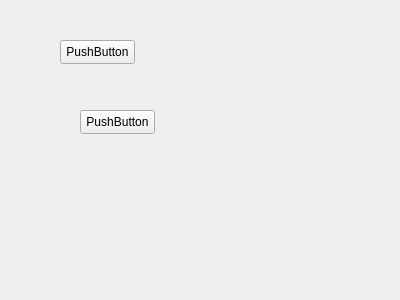
Old version of the form mainwindow.ui in the repository Yanzzp/cpp-tools.
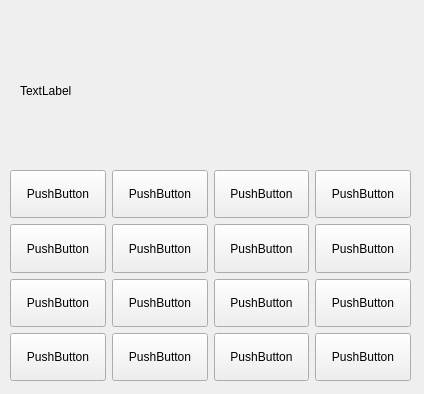
New version of the form.

Commit message: update the function name of the multithread

```diff
--- a/mainwindow.ui
+++ b/mainwindow.ui
@@ -6,38 +6,245 @@
    <rect>
     <x>0</x>
     <y>0</y>
-    <width>400</width>
-    <height>300</height>
+    <width>424</width>
+    <height>394</height>
    </rect>
   </property>
   <property name="windowTitle">
    <string>MainWindow</string>
   </property>
-  <widget class="QPushButton" name="pushButton">
+  <widget class="QLabel" name="label">
    <property name="geometry">
     <rect>
-     <x>60</x>
-     <y>40</y>
-     <width>75</width>
-     <height>24</height>
+     <x>20</x>
+     <y>20</y>
+     <width>391</width>
+     <height>141</height>
     </rect>
    </property>
    <property name="text">
-    <string>PushButton</string>
+    <string>TextLabel</string>
    </property>
   </widget>
-  <widget class="QPushButton" name="pushButton_2">
+  <widget class="QWidget" name="">
    <property name="geometry">
     <rect>
-     <x>80</x>
-     <y>110</y>
-     <width>75</width>
-     <height>24</height>
+     <x>10</x>
+     <y>170</y>
+     <width>401</width>
+     <height>211</height>
     </rect>
    </property>
-   <property name="text">
-    <string>PushButton</string>
-   </property>
+   <layout class="QGridLayout" name="gridLayout">
+    <item row="0" column="0">
+     <widget class="QPushButton" name="pushButton_15">
+      <property name="sizePolicy">
+       <sizepolicy hsizetype="Minimum" vsizetype="Minimum">
+        <horstretch>0</horstretch>
+        <verstretch>0</verstretch>
+       </sizepolicy>
+      </property>
+      <property name="text">
+       <string>PushButton</string>
+      </property>
+     </widget>
+    </item>
+    <item row="0" column="1">
+     <widget class="QPushButton" name="pushButton_13">
+      <property name="sizePolicy">
+       <sizepolicy hsizetype="Minimum" vsizetype="Minimum">
+        <horstretch>0</horstretch>
+        <verstretch>0</verstretch>
+       </sizepolicy>
+      </property>
+      <property name="text">
+       <string>PushButton</string>
+      </property>
+     </widget>
+    </item>
+    <item row="0" column="2">
+     <widget class="QPushButton" name="pushButton_14">
+      <property name="sizePolicy">
+       <sizepolicy hsizetype="Minimum" vsizetype="Minimum">
+        <horstretch>0</horstretch>
+        <verstretch>0</verstretch>
+       </sizepolicy>
+      </property>
+      <property name="text">
+       <string>PushButton</string>
+      </property>
+     </widget>
+    </item>
+    <item row="0" column="3">
+     <widget class="QPushButton" name="pushButton_16">
+      <property name="sizePolicy">
+       <sizepolicy hsizetype="Minimum" vsizetype="Minimum">
+        <horstretch>0</horstretch>
+        <verstretch>0</verstretch>
+       </sizepolicy>
+      </property>
+      <property name="text">
+       <string>PushButton</string>
+      </property>
+     </widget>
+    </item>
+    <item row="1" column="0">
+     <widget class="QPushButton" name="pushButton_11">
+      <property name="sizePolicy">
+       <sizepolicy hsizetype="Minimum" vsizetype="Minimum">
+        <horstretch>0</horstretch>
+        <verstretch>0</verstretch>
+       </sizepolicy>
+      </property>
+      <property name="text">
+       <string>PushButton</string>
+      </property>
+     </widget>
+    </item>
+    <item row="1" column="1">
+     <widget class="QPushButton" name="pushButton_9">
+      <property name="sizePolicy">
+       <sizepolicy hsizetype="Minimum" vsizetype="Minimum">
+        <horstretch>0</horstretch>
+        <verstretch>0</verstretch>
+       </sizepolicy>
+      </property>
+      <property name="text">
+       <string>PushButton</string>
+      </property>
+     </widget>
+    </item>
+    <item row="1" column="2">
+     <widget class="QPushButton" name="pushButton_10">
+      <property name="sizePolicy">
+       <sizepolicy hsizetype="Minimum" vsizetype="Minimum">
+        <horstretch>0</horstretch>
+        <verstretch>0</verstretch>
+       </sizepolicy>
+      </property>
+      <property name="text">
+       <string>PushButton</string>
+      </property>
+     </widget>
+    </item>
+    <item row="1" column="3">
+     <widget class="QPushButton" name="pushButton_12">
+      <property name="sizePolicy">
+       <sizepolicy hsizetype="Minimum" vsizetype="Minimum">
+        <horstretch>0</horstretch>
+        <verstretch>0</verstretch>
+       </sizepolicy>
+      </property>
+      <property name="text">
+       <string>PushButton</string>
+      </property>
+     </widget>
+    </item>
+    <item row="2" column="0">
+     <widget class="QPushButton" name="pushButton_7">
+      <property name="sizePolicy">
+       <sizepolicy hsizetype="Minimum" vsizetype="Minimum">
+        <horstretch>0</horstretch>
+        <verstretch>0</verstretch>
+       </sizepolicy>
+      </property>
+      <property name="text">
+       <string>PushButton</string>
+      </property>
+     </widget>
+    </item>
+    <item row="2" column="1">
+     <widget class="QPushButton" name="pushButton_5">
+      <property name="sizePolicy">
+       <sizepolicy hsizetype="Minimum" vsizetype="Minimum">
+        <horstretch>0</horstretch>
+        <verstretch>0</verstretch>
+       </sizepolicy>
+      </property>
+      <property name="text">
+       <string>PushButton</string>
+      </property>
+     </widget>
+    </item>
+    <item row="2" column="2">
+     <widget class="QPushButton" name="pushButton_6">
+      <property name="sizePolicy">
+       <sizepolicy hsizetype="Minimum" vsizetype="Minimum">
+        <horstretch>0</horstretch>
+        <verstretch>0</verstretch>
+       </sizepolicy>
+      </property>
+      <property name="text">
+       <string>PushButton</string>
+      </property>
+     </widget>
+    </item>
+    <item row="2" column="3">
+     <widget class="QPushButton" name="pushButton_8">
+      <property name="sizePolicy">
+       <sizepolicy hsizetype="Minimum" vsizetype="Minimum">
+        <horstretch>0</horstretch>
+        <verstretch>0</verstretch>
+       </sizepolicy>
+      </property>
+      <property name="text">
+       <string>PushButton</string>
+      </property>
+     </widget>
+    </item>
+    <item row="3" column="0">
+     <widget class="QPushButton" name="pushButton">
+      <property name="sizePolicy">
+       <sizepolicy hsizetype="Minimum" vsizetype="Minimum">
+        <horstretch>0</horstretch>
+        <verstretch>0</verstretch>
+       </sizepolicy>
+      </property>
+      <property name="text">
+       <string>PushButton</string>
+      </property>
+     </widget>
+    </item>
+    <item row="3" column="1">
+     <widget class="QPushButton" name="pushButton_2">
+      <property name="sizePolicy">
+       <sizepolicy hsizetype="Minimum" vsizetype="Minimum">
+        <horstretch>0</horstretch>
+        <verstretch>0</verstretch>
+       </sizepolicy>
+      </property>
+      <property name="text">
+       <string>PushButton</string>
+      </property>
+     </widget>
+    </item>
+    <item row="3" column="2">
+     <widget class="QPushButton" name="pushButton_3">
+      <property name="sizePolicy">
+       <sizepolicy hsizetype="Minimum" vsizetype="Minimum">
+        <horstretch>0</horstretch>
+        <verstretch>0</verstretch>
+       </sizepolicy>
+      </property>
+      <property name="text">
+       <string>PushButton</string>
+      </property>
+     </widget>
+    </item>
+    <item row="3" column="3">
+     <widget class="QPushButton" name="pushButton_4">
+      <property name="sizePolicy">
+       <sizepolicy hsizetype="Minimum" vsizetype="Minimum">
+        <horstretch>0</horstretch>
+        <verstretch>0</verstretch>
+       </sizepolicy>
+      </property>
+      <property name="text">
+       <string>PushButton</string>
+      </property>
+     </widget>
+    </item>
+   </layout>
   </widget>
  </widget>
  <resources/>
```
The commit also changes 1 other file.
